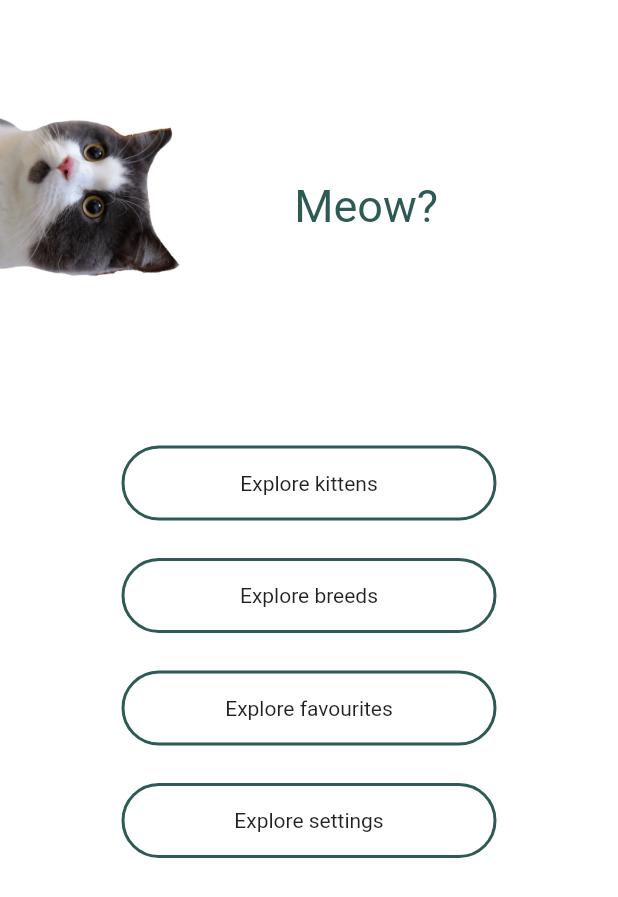
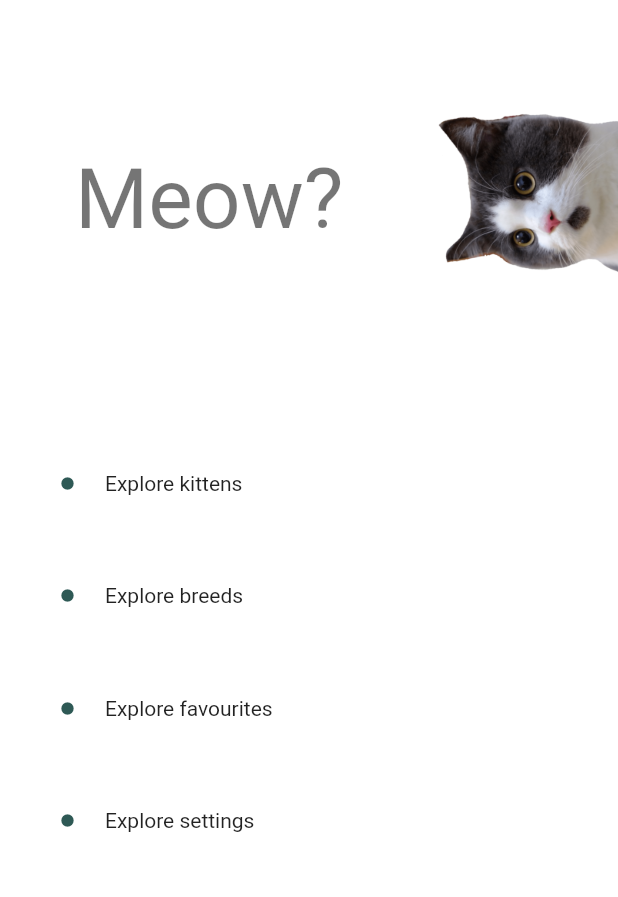
Before and after one commit to MartinKubela/app_meow, a Flutter app: the screen it shows after launch, on a phone screen of 412 x 824 dp. Shown: the top 897 px of the screen. Run offline on Flutter 3.47's test engine with Material 2 defaults, Android fonts, the phone set to English and light mode, and no system bars; our stand-ins replace dio, just_audio, shared_preferences; generated files the repository leaves out were written again.

Commit message:
dashboard rework

```diff
--- a/lib/pages/dashboard_page.dart
+++ b/lib/pages/dashboard_page.dart
@@ -22,9 +22,9 @@ class DashboardPage extends StatelessWidget {
             children: [
               Positioned(
                 top: 30,
-                left: -50,
+                right: -50,
                 child: Transform.rotate(
-                  angle: pi / 2,
+                  angle: (3 / 2) * pi,
                   child: Image.asset(
                     'assets/images/cat.png',
                     width: 200,
@@ -33,18 +33,18 @@ class DashboardPage extends StatelessWidget {
                 ),
               ),
               Positioned(
-                top: 120,
-                right: 120,
+                top: 100,
+                left: 50,
                 child: Text(
                   'Meow?',
-                  style: TextStyle(color: theme.primaryColor, fontSize: 30),
+                  style: theme.textTheme.headline2,
                 ),
               ),
               Padding(
                 padding: const EdgeInsets.only(top: 70.0),
                 child: Column(
                   mainAxisAlignment: MainAxisAlignment.center,
-                  crossAxisAlignment: CrossAxisAlignment.center,
+                  crossAxisAlignment: CrossAxisAlignment.stretch,
                   children: MenuType.values
                       .map<Widget>((type) => _DashboardButton(type))
                       .toList(growable: false),
@@ -67,23 +67,34 @@ class _DashboardButton extends StatelessWidget {
   Widget build(BuildContext context) {
     final theme = Theme.of(context);
     final control = Provider.of<DashboardControl>(context, listen: false);
-    return Center(
-      child: Padding(
-        padding: const EdgeInsets.only(bottom: 25),
+    return Padding(
+      padding: const EdgeInsets.only(bottom: 25, left: 20, right: 20),
       child: InkWell(
-          borderRadius: BorderRadius.circular(25),
         splashColor: theme.accentColor,
         highlightColor: theme.canvasColor,
         onTap: () => control.resolvePage(context, type),
         child: Container(
           width: 250,
           height: 50,
-            decoration: BoxDecoration(
-              borderRadius: BorderRadius.circular(25),
-              border: Border.all(color: theme.primaryColor, width: 2),
+          alignment: Alignment.centerLeft,
+          child: Row(
+            children: [
+              const SizedBox(
+                width: 20,
               ),
-            alignment: Alignment.center,
-            child: Text('Explore ${CatParser.enumValueToString(type)}'),
+              Icon(
+                Icons.circle,
+                color: theme.primaryColor,
+                size: 10,
+              ),
+              const SizedBox(
+                width: 20,
+              ),
+              Text(
+                'Explore ${CatParser.enumValueToString(type)}',
+                style: theme.textTheme.bodyText2,
+              ),
+            ],
           ),
         ),
       ),
```
Lines whose indentation alone changed are shown as unchanged.
